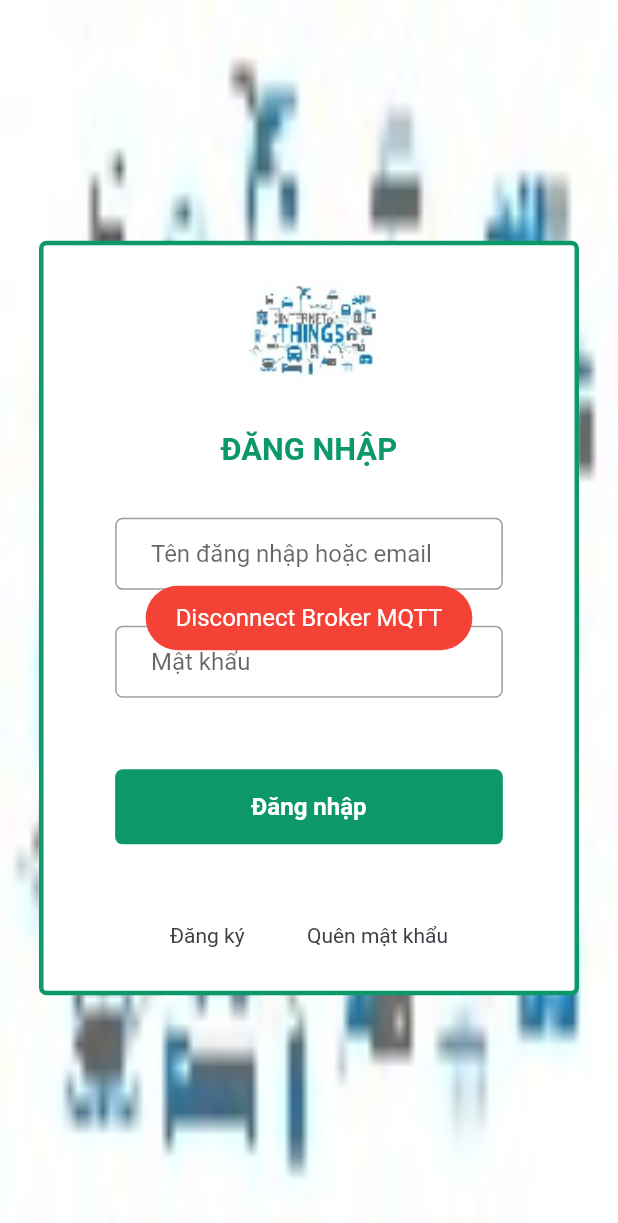
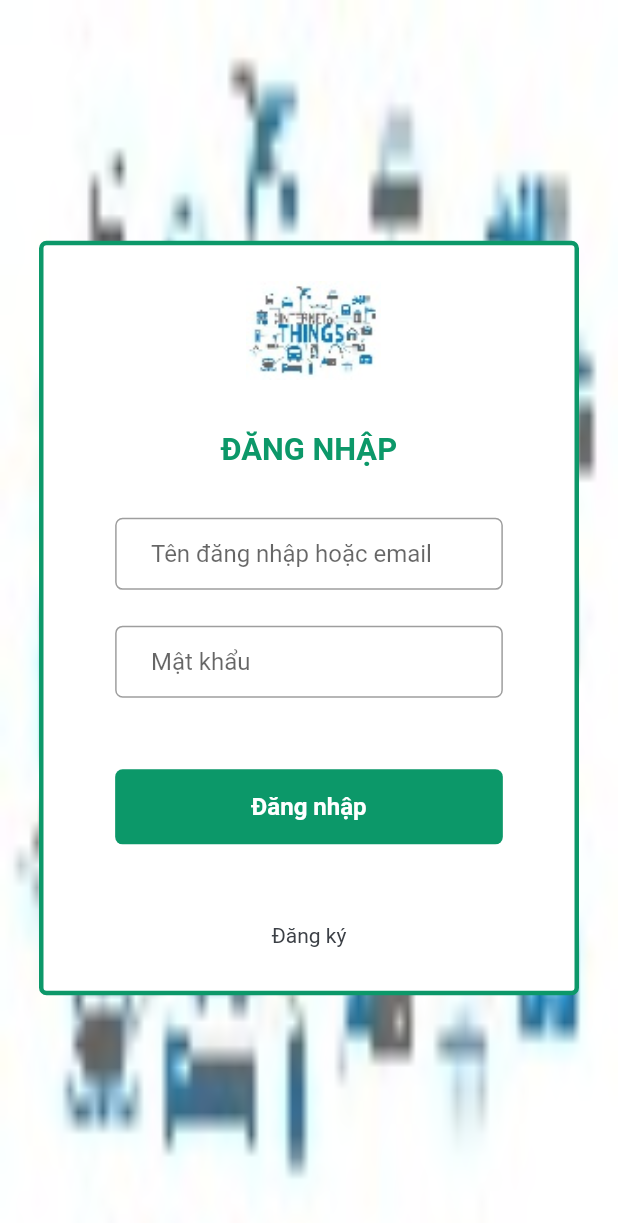
Before and after one commit to vanhoangg/iot_flutter, a Flutter app: the first screen one second after launch, on a phone screen of 412 x 824 dp. Shown: the top 1223 px of the screen. Run offline on Flutter 3.47's test engine with Material 2 defaults, Android fonts, the phone set to English and light mode, and no system bars; our stand-ins replace fl_chart, flutter_screenutil, flutter_spinkit, flutter_svg, flutter_swiper, fluttertoast and 2 more; missing offline and left inert: darq, mqtt_client; network calls fail.

Commit message:
commit connect mqtt mosquitto

```diff
--- a/lib/binding.dart
+++ b/lib/binding.dart
@@ -3,14 +3,13 @@ import 'package:get/get_instance/src/bindings_interface.dart';
 
 import 'screens/authen/controller/auth_controller.dart';
 import 'screens/home/home_controller.dart';
-import 'screens/iot_dashboard/dashboard_controller.dart';
 
 class BindingController extends Bindings {
   @override
   void dependencies() {
     Get.put<AuthController>(AuthController(), permanent: true);
     Get.put<HomeController>(HomeController(), permanent: true);
-    Get.put<DashBoardController>(DashBoardController(), permanent: true);
+    // Get.put<DashBoardController>(DashBoardController(), permanent: true);
     // Timer(Duration(seconds: 5),
     //     () => Get.put<HistoryController>(HistoryController(), permanent: true));
   }
--- a/lib/screens/authen/login_page.dart
+++ b/lib/screens/authen/login_page.dart
@@ -136,13 +136,6 @@ class _LoginPageState extends State<LoginPage> {
                               //     onRegistrationSuccess:
                               //         () {}),
                             ),
-                            InkWell(
-                              child: Padding(
-                                padding: EdgeInsets.all(5),
-                                child: Text("Quên mật khẩu"),
-                              ),
-                              onTap: () => null,
-                            ),
                           ],
                         ),
                       ),
--- a/lib/screens/home/components/home_menu.dart
+++ b/lib/screens/home/components/home_menu.dart
@@ -46,9 +46,6 @@ class MenuItem extends StatelessWidget {
             child: Row(
               children: [
                 Expanded(
-                    child: _buildBtn('Giống cây', 'icons/11.jpg',
-                        onTap: () => Get.to(StorePage()))),
-                Expanded(
                     child: _buildBtn('Thống kê', 'btn5.png',
                         onTap: () => Get.to(HistoryPage()))),
               ],
--- a/lib/screens/iot_dashboard/dashboard_controller.dart
+++ b/lib/screens/iot_dashboard/dashboard_controller.dart
@@ -4,6 +4,7 @@ import 'dart:math';
 import 'package:flutter/material.dart';
 import 'package:fluttertoast/fluttertoast.dart';
 import 'package:get/get.dart';
+import 'package:iot_flutter/screens/authen/controller/auth_controller.dart';
 import 'package:mqtt_client/mqtt_client.dart';
 
 import '../../constants.dart';
@@ -14,6 +15,8 @@ import '../history/history_controller.dart';
 class DashBoardController extends GetxController {
   var subSensor = Rx<SubSensorModel>();
   String clientId = Random().toString();
+  AuthController authController = Get.find();
+
   // String mqtt_server = "192.168.1.217";
   String mqttUsername = "hoang";
   String mqttPassword = "";
@@ -112,7 +115,7 @@ class DashBoardController extends GetxController {
     update();
     // {"RL1":"0"}
     String tx =
-        "{\"sensorName\":\"${sensor.sensorName}\",\"user\":\"vanHoang\",\"isStart\":${sensor.isStart},\"sensorType\":1}";
+        "{\"sensorName\":\"${sensor.sensorName}\",\"user\":\"${authController.userProfile.value.profile.userName}\",\"isStart\":${sensor.isStart},\"sensorType\":1}";
 
     publish(tx, iotTopic);
   }
```
Also changed, not shown: lib/constants.dart (+5 -4 lines), lib/screens/home/home_screen.dart (+15 -5 lines), lib/screens/plants/plant_page.dart (+3 -6 lines).
